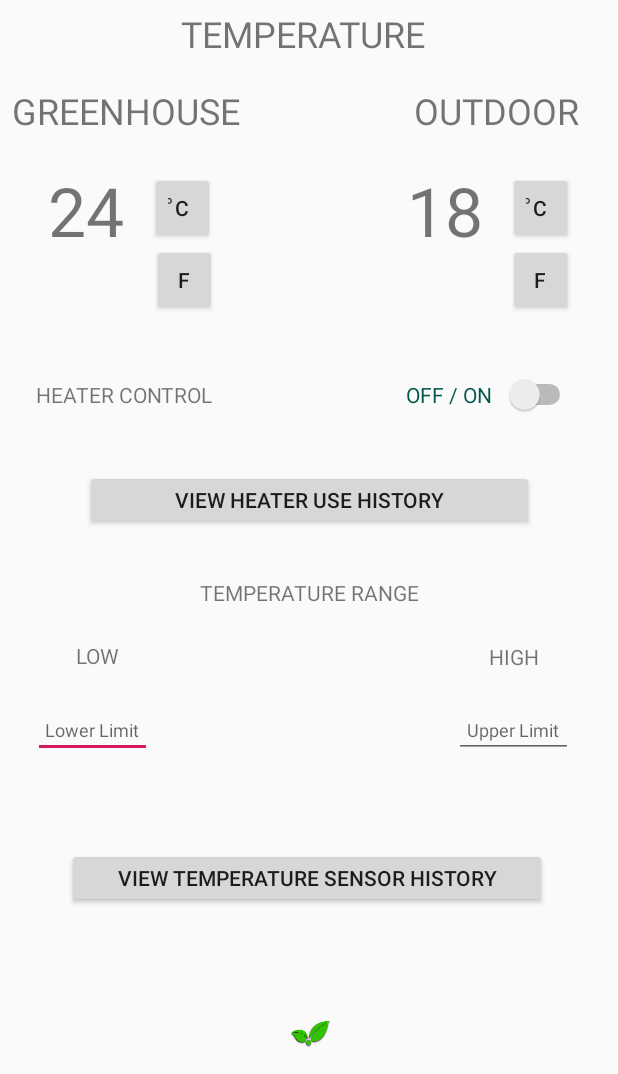
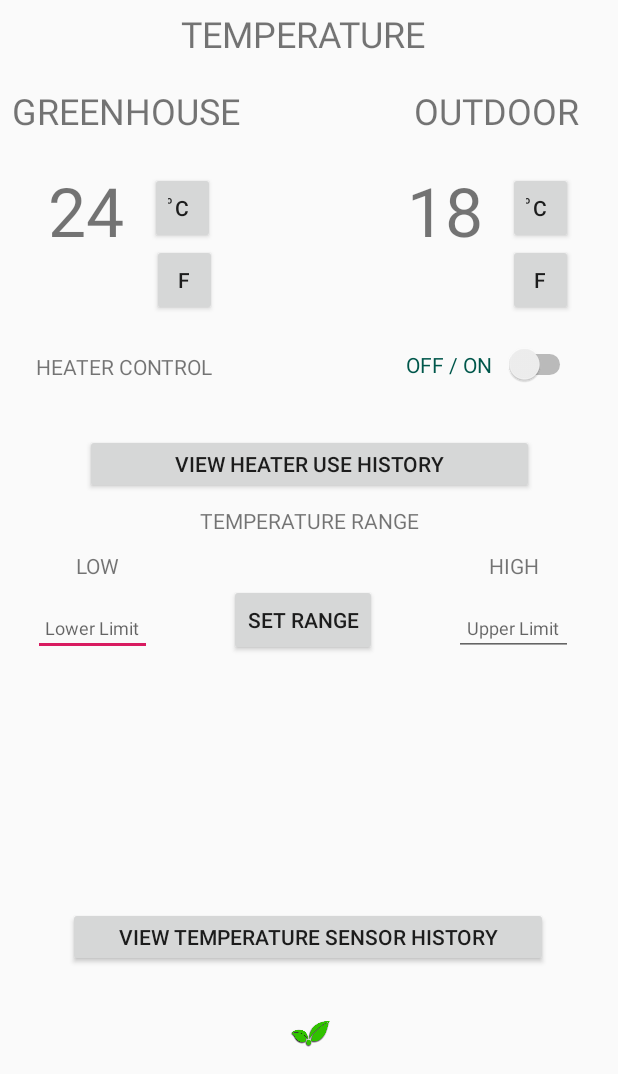
Before and after one commit to kj666/iGro, an Android app: the TemperatureActivity screen opened directly, with no data from a screen before it, on a phone screen of 412 x 824 dp, the part 162-1236 px from its top. Run offline under Robolectric (Android 15) with nearby library versions, the phone set to English and light mode, and no system bars; our stand-ins replace Firebase (no records; nobody signed in at launch, a user with empty details on screens opened directly); libraries missing offline, so code that uses them is left out: com.jjoe64.graphview.

Commit message:
temperature user input
temperature user input stored in firebase.
-condition values not done yet

```diff
--- a/frontend/app/src/main/java/com/example/igro/Models/SensorData/Temperature.java
+++ b/frontend/app/src/main/java/com/example/igro/Models/SensorData/Temperature.java
@@ -8,9 +8,11 @@ public class Temperature {
     private Time time;
     private double temperature;
 
+
     public Temperature(double temperature) {
         this.temperature = temperature;
     }
+
 
     public Date getDate() {
         return date;
--- a/frontend/app/src/main/java/com/example/igro/TemperatureActivity.java
+++ b/frontend/app/src/main/java/com/example/igro/TemperatureActivity.java
@@ -7,6 +7,7 @@ import android.os.Bundle;
 import android.support.annotation.NonNull;
 import android.support.annotation.Nullable;
 import android.support.v7.app.AppCompatActivity;
+import android.text.TextUtils;
 import android.util.Log;
 import android.view.Menu;
 import android.view.MenuInflater;
@@ -21,6 +22,7 @@ import android.widget.Toast;
 
 import com.example.igro.Controller.Helper;
 import com.example.igro.Models.ActuatorControl.HeaterControlEvents;
+import com.example.igro.Models.SensorData.TemperatureRange;
 import com.google.firebase.auth.FirebaseAuth;
 import com.google.firebase.auth.FirebaseUser;
 import com.google.firebase.database.ChildEventListener;
@@ -45,10 +47,12 @@ public class TemperatureActivity extends AppCompatActivity {
     //initialize the layout fields
     Button tempHistoryButton;
     Button heaterUseHistoryButton;
+    Button setRangeTempButton;
     EditText lowTempEditText;
     EditText highTempEditText;
     TextView tempControlTextView;
     Switch tempSwitch;
+    DatabaseReference databaseRange;
 
     private FirebaseUser currentUser;
 
@@ -69,24 +73,46 @@ public class TemperatureActivity extends AppCompatActivity {
         super.onCreate(savedInstanceState);
         setContentView(R.layout.activity_temperature);
 
+        databaseRange=FirebaseDatabase.getInstance().getReference("Ranges");
+
         tempHistoryButton = (Button)findViewById(R.id.tempHistoriyButton);
         heaterUseHistoryButton = (Button)findViewById(R.id.heaterUseHistoryButton);
         tempControlTextView = (TextView)findViewById(R.id.tempControlTextView);
         tempSwitch = (Switch)findViewById(R.id.tempSwitch);
         tempSwitch.setClickable(true);
 
+        //Get the values from the user
         lowTempEditText = (EditText)findViewById(R.id.lowTempEditText);
         highTempEditText = (EditText)findViewById(R.id.highTempEditText);
-
-
+        setRangeTempButton=(Button)findViewById(R.id.setRangeTempButton);
 
         currentUser = helper.checkAuthentication();
-
-
+        setRangeTempButton.setOnClickListener(new View.OnClickListener() {
+            @Override
+            public void onClick(View v) {
+                setRange();
+            }
+        });
 
     }
 
+    public void setRange(){
+        String lowTemp=lowTempEditText.getText().toString();
+        String highTemp=highTempEditText.getText().toString();
 
+        //check if the ranges are empty or not
+        if(!TextUtils.isEmpty(lowTemp)&&!TextUtils.isEmpty(highTemp))
+        {
+                    //get Unique Id for range
+            String rangeId= databaseRange.push().getKey();
+            TemperatureRange temperatureRange=new TemperatureRange(rangeId,lowTemp,highTemp);
+            databaseRange.child(rangeId).setValue(temperatureRange);
+            Toast.makeText(this,"RANGE SUCCESSFULLY SET!!!",Toast.LENGTH_LONG).show();
+        }
+        else{
+            Toast.makeText(this,"YOU SHOULD ENTER LOW AND HIGH VALUES!!!",Toast.LENGTH_LONG).show();
+        }
+    }
 
     @Override
     public boolean onCreateOptionsMenu(Menu menu) {
@@ -115,6 +141,7 @@ public class TemperatureActivity extends AppCompatActivity {
 
         lowTempEditText = (EditText)findViewById(R.id.lowTempEditText);
         highTempEditText = (EditText)findViewById(R.id.highTempEditText);
+        setRangeTempButton=(Button)findViewById(R.id.setRangeTempButton);
 
         String lowTempLimit = lowTempEditText.getText().toString();
         String highTempLimit = lowTempEditText.getText().toString();
@@ -123,7 +150,7 @@ public class TemperatureActivity extends AppCompatActivity {
             Integer lowTemp = Integer.parseInt(lowTempLimit);
             Integer highTemp = Integer.parseInt(highTempLimit);
         }else{
-  //          Toast.makeText(this, "Please enter a valid number for lower and upper temperature limits", Toast.LENGTH_LONG).show();
+          Toast.makeText(this, "Please enter a valid number for lower and upper temperature limits", Toast.LENGTH_LONG).show();
         }
 
         //opening the HistoricalApplianceActivity view when the HeaterUseHistory button is clicked
@@ -136,8 +163,10 @@ public class TemperatureActivity extends AppCompatActivity {
                 i.putExtra("ApplianceType", "HEATER");
                 context.startActivity(i);
 
+
             }
         });
+
 
         //opening the SensorDataActivity on history sensor data button click
         tempHistoryButton.setOnClickListener(new View.OnClickListener() {
--- a/frontend/app/src/main/res/layout/activity_temperature.xml
+++ b/frontend/app/src/main/res/layout/activity_temperature.xml
@@ -21,7 +21,7 @@
         app:layout_constraintBottom_toTopOf="@+id/highTempEditText"
         app:layout_constraintEnd_toEndOf="parent"
         app:layout_constraintTop_toBottomOf="@+id/tempRangeTextView"
-        app:layout_constraintVertical_bias="0.384" />
+        app:layout_constraintVertical_bias="1.0" />
 
     <TextView
         android:id="@+id/lowTempRangeTextView"
@@ -29,13 +29,12 @@
         android:layout_height="22dp"
         android:layout_marginStart="8dp"
         android:layout_marginLeft="8dp"
-        android:layout_marginTop="12dp"
         android:layout_marginEnd="8dp"
         android:layout_marginRight="8dp"
         android:text="LOW"
         android:textAlignment="center"
         app:layout_constraintEnd_toStartOf="@+id/highTempRangeTextView"
-        app:layout_constraintHorizontal_bias="0.079"
+        app:layout_constraintHorizontal_bias="0.078"
         app:layout_constraintStart_toStartOf="parent"
         app:layout_constraintTop_toBottomOf="@+id/tempRangeTextView" />
 
@@ -241,7 +240,7 @@
         android:layout_height="30dp"
         android:layout_marginStart="8dp"
         android:layout_marginLeft="8dp"
-        android:layout_marginTop="32dp"
+        android:layout_marginTop="8dp"
         android:layout_marginEnd="8dp"
         android:layout_marginRight="8dp"
         android:layout_marginBottom="8dp"
@@ -275,7 +274,7 @@
         android:layout_height="40dp"
         android:layout_marginStart="24dp"
         android:layout_marginLeft="24dp"
-        android:layout_marginTop="16dp"
+        android:layout_marginTop="8dp"
         android:layout_marginEnd="8dp"
         android:layout_marginRight="8dp"
         android:layout_marginBottom="40dp"
@@ -291,7 +290,7 @@
         android:visibility="visible"
         app:layout_constraintBottom_toTopOf="@+id/cardView8"
         app:layout_constraintEnd_toEndOf="@+id/lowTempRangeTextView"
-        app:layout_constraintHorizontal_bias="0.384"
+        app:layout_constraintHorizontal_bias="0.4"
         app:layout_constraintStart_toStartOf="parent"
         app:layout_constraintTop_toBottomOf="@+id/lowTempRangeTextView"
         app:layout_constraintVertical_bias="0.0"
@@ -342,7 +341,7 @@
         android:layout_height="40dp"
         android:layout_marginStart="8dp"
         android:layout_marginLeft="8dp"
-        android:layout_marginTop="264dp"
+        android:layout_marginTop="240dp"
         android:layout_marginEnd="8dp"
         android:layout_marginRight="8dp"
         android:text="VIEW HEATER USE HISTORY"
@@ -363,9 +362,23 @@
         android:text="VIEW TEMPERATURE SENSOR HISTORY"
         app:layout_constraintBottom_toTopOf="@+id/logoBottomImageView"
         app:layout_constraintEnd_toEndOf="parent"
-        app:layout_constraintHorizontal_bias="0.483"
+        app:layout_constraintHorizontal_bias="0.493"
         app:layout_constraintStart_toStartOf="parent"
         app:layout_constraintTop_toBottomOf="@+id/tempRangeTextView"
-        app:layout_constraintVertical_bias="0.722" />
+        app:layout_constraintVertical_bias="0.936" />
+
+    <Button
+        android:id="@+id/setRangeTempButton"
+        android:layout_width="wrap_content"
+        android:layout_height="wrap_content"
+        android:layout_marginStart="8dp"
+        android:layout_marginLeft="8dp"
+        android:layout_marginTop="22dp"
+        android:layout_marginEnd="8dp"
+        android:layout_marginRight="8dp"
+        android:text="SET RANGE"
+        app:layout_constraintEnd_toStartOf="@+id/highTempEditText"
+        app:layout_constraintStart_toEndOf="@+id/lowTempEditText"
+        app:layout_constraintTop_toBottomOf="@+id/tempRangeTextView" />
 
 </android.support.constraint.ConstraintLayout>
```
Also changed, not shown: frontend/app/src/main/java/com/example/igro/Models/SensorData/TemperatureRange.java (added, +41 -0 lines), 1 other file.
